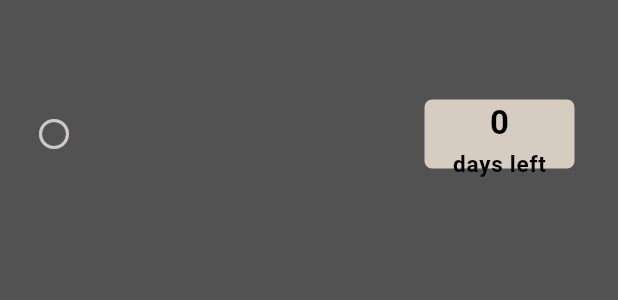
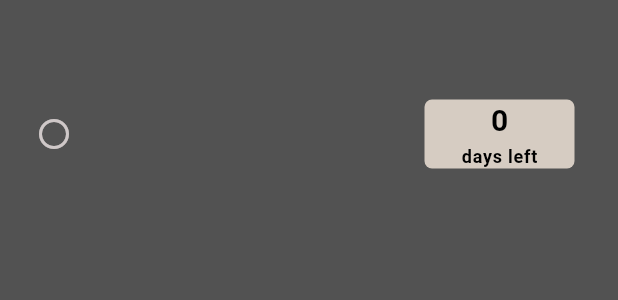
Before and after one commit to KacperMajcher/rating, a Flutter app: the DeadlineItemWidget widget shown alone on an empty page, opened directly with empty values, on a phone screen of 412 x 824 dp. Shown: the part 496-796 px from the top of the screen. Run offline on Flutter 3.47's test engine with Material 3 defaults, Android fonts, the phone set to English and light mode, and no system bars; our stand-ins replace cloud_firestore, dio, firebase_auth, firebase_core, flutter_bloc, freezed_annotation and 4 more; missing offline and left inert: flutterfire_ui; accounts and stored records are empty; generated files the repository leaves out were written again.

```diff
--- a/lib/features/home/home_page.dart
+++ b/lib/features/home/home_page.dart
@@ -207,6 +207,7 @@ class PlusButton extends StatelessWidget {
       },
       child: const Icon(
         Icons.add,
+        color: Colors.white,
       ),
     );
   }
--- a/lib/features/widgets/deadline_item.dart
+++ b/lib/features/widgets/deadline_item.dart
@@ -5,8 +5,7 @@ import 'package:rating/features/home/cubit/home_cubit.dart';
 import 'package:rating/model/deadline_model.dart';
 
 class DeadlineItemWidget extends StatelessWidget {
-  const DeadlineItemWidget(
-      {super.key, required this.deadlineItem});
+  const DeadlineItemWidget({super.key, required this.deadlineItem});
 
   final DeadlineItem deadlineItem;
 
@@ -56,7 +55,6 @@ class DeadlineItemWidget extends StatelessWidget {
           padding: const EdgeInsets.all(2.0),
           child: Container(
             margin: const EdgeInsets.all(3),
-            height: 110,
             width: 100,
             decoration: BoxDecoration(
               color: const Color.fromRGBO(214, 204, 194, 1),
@@ -68,7 +66,7 @@ class DeadlineItemWidget extends StatelessWidget {
                 Text(
                   deadlineItem.daysLeft(),
                   style: GoogleFonts.ubuntuMono(
-                    fontSize: 22,
+                    fontSize: 20,
                     color: Colors.black,
                     textStyle: const TextStyle(fontWeight: FontWeight.bold),
                   ),
@@ -81,7 +79,7 @@ class DeadlineItemWidget extends StatelessWidget {
                     return Text(
                       suffix,
                       style: GoogleFonts.ubuntuMono(
-                        fontSize: 15,
+                        fontSize: 12,
                         color: Colors.black,
                         textStyle: const TextStyle(fontWeight: FontWeight.bold),
                       ),
```
